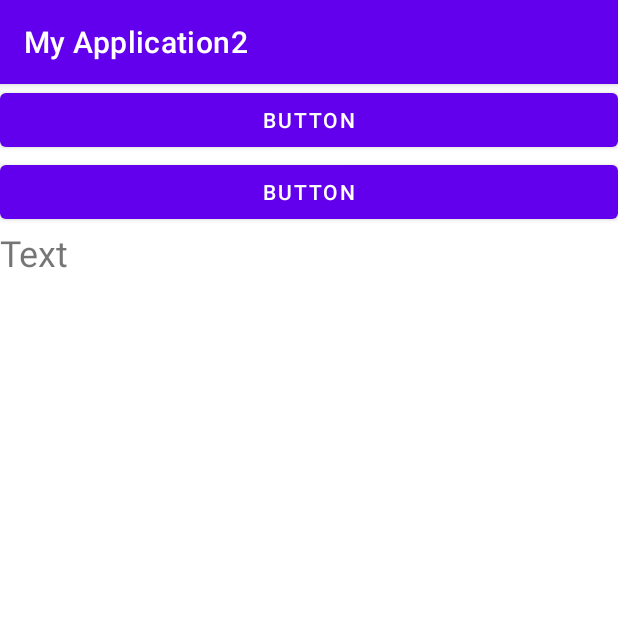
After one commit to jieunheo/android, an Android app: the ThirdActivity screen opened directly, with no data from a screen before it, on a phone screen of 412 x 824 dp, the top half of it. The commit adds this screen. Run offline under Robolectric (Android 15) with nearby library versions, the phone set to English and light mode, and no system bars.

Commit message:
화면 추가 및 레이아웃 연습

```diff
--- a/androidSecond/app/src/main/AndroidManifest.xml
+++ b/androidSecond/app/src/main/AndroidManifest.xml
@@ -9,7 +9,8 @@
         android:roundIcon="@mipmap/ic_launcher_round"
         android:supportsRtl="true"
         android:theme="@style/Theme.MyApplication2">
-        <activity android:name=".SubActivity"></activity>
+        <activity android:name=".ThirdActivity"></activity>
+        <activity android:name=".SubActivity" />
         <activity android:name=".MainActivity">
             <intent-filter>
                 <action android:name="android.intent.action.MAIN" />
--- /dev/null
+++ b/androidSecond/app/src/main/java/com/example/myapplication2/ThirdActivity.java
@@ -0,0 +1,14 @@
+package com.example.myapplication2;
+
+import androidx.appcompat.app.AppCompatActivity;
+
+import android.os.Bundle;
+
+public class ThirdActivity extends AppCompatActivity {
+
+    @Override
+    protected void onCreate(Bundle savedInstanceState) {
+        super.onCreate(savedInstanceState);
+        setContentView(R.layout.activity_third);
+    }
+}
--- a/androidSecond/app/src/main/res/layout/activity_sub.xml
+++ b/androidSecond/app/src/main/res/layout/activity_sub.xml
@@ -27,4 +27,5 @@
         app:layout_constraintEnd_toEndOf="parent"
         app:layout_constraintStart_toStartOf="parent"
         app:layout_constraintTop_toBottomOf="@+id/textView" />
+
 </androidx.constraintlayout.widget.ConstraintLayout>
--- /dev/null
+++ b/androidSecond/app/src/main/res/layout/activity_third.xml
@@ -0,0 +1,29 @@
+<?xml version="1.0" encoding="utf-8"?>
+<LinearLayout xmlns:android="http://schemas.android.com/apk/res/android"
+    xmlns:app="http://schemas.android.com/apk/res-auto"
+    xmlns:tools="http://schemas.android.com/tools"
+    android:layout_width="match_parent"
+    android:layout_height="match_parent"
+    android:orientation="vertical"
+    tools:context=".ThirdActivity">
+
+    <Button
+        android:id="@+id/button3"
+        android:layout_width="match_parent"
+        android:layout_height="wrap_content"
+        android:text="Button" />
+
+    <Button
+        android:id="@+id/button4"
+        android:layout_width="match_parent"
+        android:layout_height="wrap_content"
+        android:text="Button" />
+
+    <TextView
+        android:id="@+id/textView2"
+        android:layout_width="match_parent"
+        android:layout_height="wrap_content"
+        android:text="Text"
+        android:textSize="24sp" />
+
+</LinearLayout>
```
